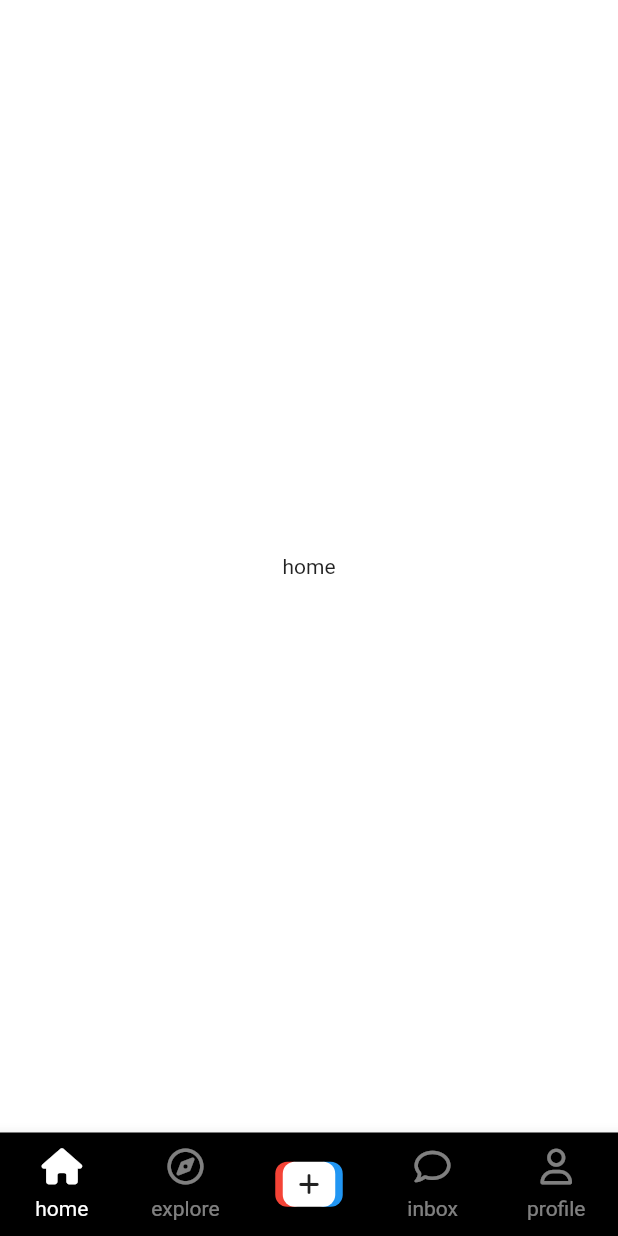
After one commit to hyosari-kim/clone_ticktok, a Flutter app: the screen it shows after launch, on a phone screen of 412 x 824 dp. The commit adds this screen. Run offline on Flutter 3.47's test engine with Material 2 defaults, Android fonts, the phone set to English and light mode, and no system bars; our stand-ins replace font_awesome_flutter.

Commit message:
add: navigation

```diff
--- a/lib/main.dart
+++ b/lib/main.dart
@@ -1,6 +1,6 @@
 import 'package:flutter/material.dart';
 import 'package:tiktok_clone/constants/sizes.dart';
-import 'package:tiktok_clone/screens/onboarding/tutorial_screen.dart';
+import 'package:tiktok_clone/screens/main_screen.dart';
 
 void main() {
   runApp(const TickTokApp());
@@ -31,7 +31,7 @@ class TickTokApp extends StatelessWidget {
           ),
         ),
       ),
-      home: const TutorialScreen(),
+      home: const MainScreen(),
     );
   }
 }
--- a/lib/screens/authentication/create_birthday_screen.dart
+++ b/lib/screens/authentication/create_birthday_screen.dart
@@ -36,8 +36,10 @@ class _CreateBirthDayScreenState extends State<CreateBirthDayScreen>
   }
 
   void onTapNext() {
-    Navigator.of(context).push(
-        MaterialPageRoute(builder: (context) => const SelectInterestScreen()));
+    Navigator.of(context).pushAndRemoveUntil(
+      MaterialPageRoute(builder: (context) => const SelectInterestScreen()),
+      (route) => false,
+    );
   }
 
   @override
--- a/lib/screens/authentication/login_form_screen.dart
+++ b/lib/screens/authentication/login_form_screen.dart
@@ -1,6 +1,7 @@
 import 'package:flutter/material.dart';
 import 'package:tiktok_clone/constants/gaps.dart';
 import 'package:tiktok_clone/constants/sizes.dart';
+import 'package:tiktok_clone/screens/main_screen.dart';
 import 'package:tiktok_clone/widget/authentication/primary_button.dart';
 
 class LoginFormScreen extends StatefulWidget {
@@ -21,7 +22,15 @@ class _LoginFormScreenState extends State<LoginFormScreen> {
     if (_formKey.currentState!.validate()) {
       _formKey.currentState!.save();
       print(formData);
+
+      _goNextPage();
     }
+  }
+
+  void _goNextPage() {
+    Navigator.of(context).pushAndRemoveUntil(
+        MaterialPageRoute(builder: ((context) => const MainScreen())),
+        (route) => false);
   }
 
   @override
--- /dev/null
+++ b/lib/screens/main_screen.dart
@@ -0,0 +1,123 @@
+import 'package:flutter/material.dart';
+import 'package:font_awesome_flutter/font_awesome_flutter.dart';
+
+import 'navigation/navigation_add_video_item.dart';
+import 'navigation/navigation_tab_item.dart';
+
+class MainScreen extends StatefulWidget {
+  const MainScreen({super.key});
+
+  @override
+  State<MainScreen> createState() => _MainScreenState();
+}
+
+class _MainScreenState extends State<MainScreen> {
+  int _selectedTab = 0;
+
+  List<Widget> screens = [
+    const Center(child: Text("home")),
+    const Center(child: Text("search")),
+    Container(),
+    const Center(child: Text("inbox")),
+    const Center(child: Text("profile"))
+  ];
+
+  void _onBottomTap(int index) {
+    setState(() {
+      _selectedTab = index;
+    });
+  }
+
+  void _onTapAddButton() {
+    print("button");
+  }
+
+  @override
+  Widget build(BuildContext context) {
+    return Scaffold(
+      body: Stack(children: [
+        Offstage(
+          offstage: _selectedTab != 0,
+          child: const Center(child: Text("home")),
+        ),
+        Offstage(
+          offstage: _selectedTab != 1,
+          child: const Center(child: Text("explore")),
+        ),
+        Offstage(
+          offstage: _selectedTab != 3,
+          child: const Center(child: Text("inbox")),
+        ),
+        Offstage(
+          offstage: _selectedTab != 4,
+          child: const Center(child: Text("profile")),
+        ),
+      ]),
+      bottomNavigationBar: BottomAppBar(
+        color: Colors.black,
+        child: Row(
+          mainAxisAlignment: MainAxisAlignment.spaceBetween,
+          children: [
+            NavTabItem(
+              icon: const FaIcon(
+                FontAwesomeIcons.house,
+                color: Colors.white,
+              ),
+              selectedIcon: const FaIcon(
+                FontAwesomeIcons.house,
+                color: Colors.white,
+              ),
+              label: const Text("home", style: TextStyle(color: Colors.white)),
+              isSelected: _selectedTab == 0,
+              onNavTap: () => _onBottomTap(0),
+            ),
+            NavTabItem(
+              icon: const FaIcon(
+                FontAwesomeIcons.compass,
+                color: Colors.white,
+              ),
+              selectedIcon: const FaIcon(
+                FontAwesomeIcons.solidCompass,
+                color: Colors.white,
+              ),
+              label:
+                  const Text("explore", style: TextStyle(color: Colors.white)),
+              isSelected: _selectedTab == 1,
+              onNavTap: () => _onBottomTap(1),
+            ),
+            NavigationAddVideoButton(
+              onTapButton: _onTapAddButton,
+            ),
+            NavTabItem(
+              icon: const FaIcon(
+                FontAwesomeIcons.comment,
+                color: Colors.white,
+              ),
+              selectedIcon: const FaIcon(
+                FontAwesomeIcons.solidComment,
+                color: Colors.white,
+              ),
+              label: const Text("inbox", style: TextStyle(color: Colors.white)),
+              isSelected: _selectedTab == 3,
+              onNavTap: () => _onBottomTap(3),
+            ),
+            NavTabItem(
+              icon: const FaIcon(
+                FontAwesomeIcons.user,
+                color: Colors.white,
+              ),
+              selectedIcon: const FaIcon(
+                FontAwesomeIcons.solidUser,
+                color: Colors.white,
+              ),
+              label:
+                  const Text("profile", style: TextStyle(color: Colors.white)),
+              isSelected: _selectedTab == 4,
+              onNavTap: () => _onBottomTap(4),
+            ),
+          ],
+        ),
+      ),
+    );
+  }
+}
--- /dev/null
+++ b/lib/screens/navigation/navigation_add_video_item.dart
@@ -0,0 +1,70 @@
+import 'package:flutter/material.dart';
+import 'package:font_awesome_flutter/font_awesome_flutter.dart';
+
+import '../../constants/sizes.dart';
+
+class NavigationAddVideoButton extends StatelessWidget {
+  const NavigationAddVideoButton({
+    Key? key,
+    required this.onTapButton,
+  }) : super(key: key);
+
+  final Function onTapButton;
+
+  @override
+  Widget build(BuildContext context) {
+    return Expanded(
+      child: GestureDetector(
+        onTap: () => onTapButton(),
+        child: Container(
+          height: 69,
+          decoration: const BoxDecoration(color: Colors.transparent),
+          child: Center(
+            heightFactor: 1,
+            child: Stack(
+              clipBehavior: Clip.none,
+              children: [
+                Positioned(
+                  left: 20,
+                  child: Container(
+                    width: 20,
+                    height: 30,
+                    decoration: BoxDecoration(
+                      color: Colors.blue,
+                      borderRadius: BorderRadius.circular(8),
+                    ),
+                  ),
+                ),
+                Positioned(
+                  right: 20,
+                  child: Container(
+                    width: 20,
+                    height: 30,
+                    decoration: BoxDecoration(
+                      color: Colors.red,
+                      borderRadius: BorderRadius.circular(8),
+                    ),
+                  ),
+                ),
+                Container(
+                  width: 35,
+                  height: 30,
+                  decoration: BoxDecoration(
+                    color: Colors.white,
+                    borderRadius: BorderRadius.circular(8),
+                  ),
+                  child: const Center(
+                    child: FaIcon(
+                      FontAwesomeIcons.plus,
+                      size: Sizes.size16,
+                    ),
+                  ),
+                ),
+              ],
+            ),
+          ),
+        ),
+      ),
+    );
+  }
+}
--- /dev/null
+++ b/lib/screens/navigation/navigation_tab_item.dart
@@ -0,0 +1,47 @@
+import 'package:flutter/material.dart';
+import 'package:font_awesome_flutter/font_awesome_flutter.dart';
+
+import '../../constants/gaps.dart';
+import '../../constants/sizes.dart';
+
+class NavTabItem extends StatelessWidget {
+  const NavTabItem({
+    Key? key,
+    required this.icon,
+    required this.selectedIcon,
+    required this.label,
+    required this.isSelected,
+    required this.onNavTap,
+  }) : super(key: key);
+
+  final FaIcon icon;
+  final FaIcon selectedIcon;
+  final Text label;
+  final bool isSelected;
+  final Function onNavTap;
+
+  @override
+  Widget build(BuildContext context) {
+    return Expanded(
+      child: GestureDetector(
+        onTap: () => onNavTap(),
+        child: Container(
+          padding: const EdgeInsets.all(Sizes.size10),
+          decoration: const BoxDecoration(color: Colors.transparent),
+          child: AnimatedOpacity(
+            duration: const Duration(milliseconds: 300),
+            opacity: isSelected ? 1 : 0.5,
+            child: Column(
+              mainAxisSize: MainAxisSize.min,
+              children: [
+                isSelected ? selectedIcon : icon,
+                Gaps.v8,
+                label,
+              ],
+            ),
+          ),
+        ),
+      ),
+    );
+  }
+}
--- a/lib/screens/onboarding/tutorial_screen.dart
+++ b/lib/screens/onboarding/tutorial_screen.dart
@@ -2,6 +2,7 @@ import 'package:flutter/cupertino.dart';
 import 'package:flutter/material.dart';
 import 'package:tiktok_clone/constants/gaps.dart';
 import 'package:tiktok_clone/constants/sizes.dart';
+import 'package:tiktok_clone/screens/main_screen.dart';
 import 'package:tiktok_clone/screens/onboarding/tutorial_first_screen.dart';
 import 'package:tiktok_clone/screens/onboarding/tutorial_second_screen.dart';
 
@@ -26,6 +27,12 @@ class _TutorialScreenState extends State<TutorialScreen> {
     }
 
     setState(() {});
+  }
+
+  void _onTapNext() {
+    Navigator.of(context).pushAndRemoveUntil(
+        MaterialPageRoute(builder: ((context) => const MainScreen())),
+        (route) => false);
   }
 
   @override
@@ -74,7 +81,7 @@ class _TutorialScreenState extends State<TutorialScreen> {
                       widthFactor: 1,
                       child: CupertinoButton(
                         color: Theme.of(context).primaryColor,
-                        onPressed: () {},
+                        onPressed: _onTapNext,
                         child: const Text("Go to app"),
                       ),
                     ),
```
